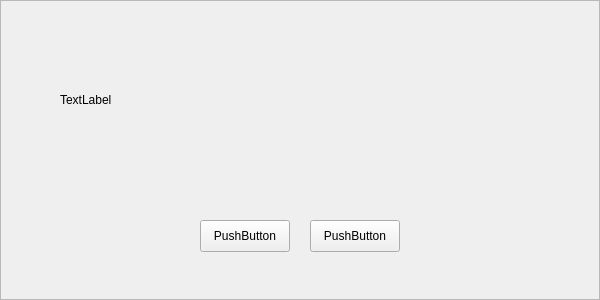
Qt form lwrma/src/app/ui/WlanSetupGuide.ui (SiteView/Lenovo) before a commit.
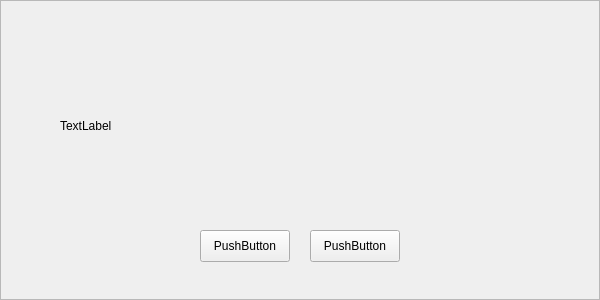
The same form after that commit.

```diff
--- a/lwrma/src/app/ui/WlanSetupGuide.ui
+++ b/lwrma/src/app/ui/WlanSetupGuide.ui
@@ -25,7 +25,7 @@
      <x>60</x>
      <y>40</y>
      <width>480</width>
-     <height>120</height>
+     <height>171</height>
     </rect>
    </property>
    <property name="text">
@@ -45,7 +45,7 @@
    <property name="geometry">
     <rect>
      <x>200</x>
-     <y>220</y>
+     <y>230</y>
      <width>90</width>
      <height>32</height>
     </rect>
@@ -64,7 +64,7 @@
    <property name="geometry">
     <rect>
      <x>310</x>
-     <y>220</y>
+     <y>230</y>
      <width>90</width>
      <height>32</height>
     </rect>
```
